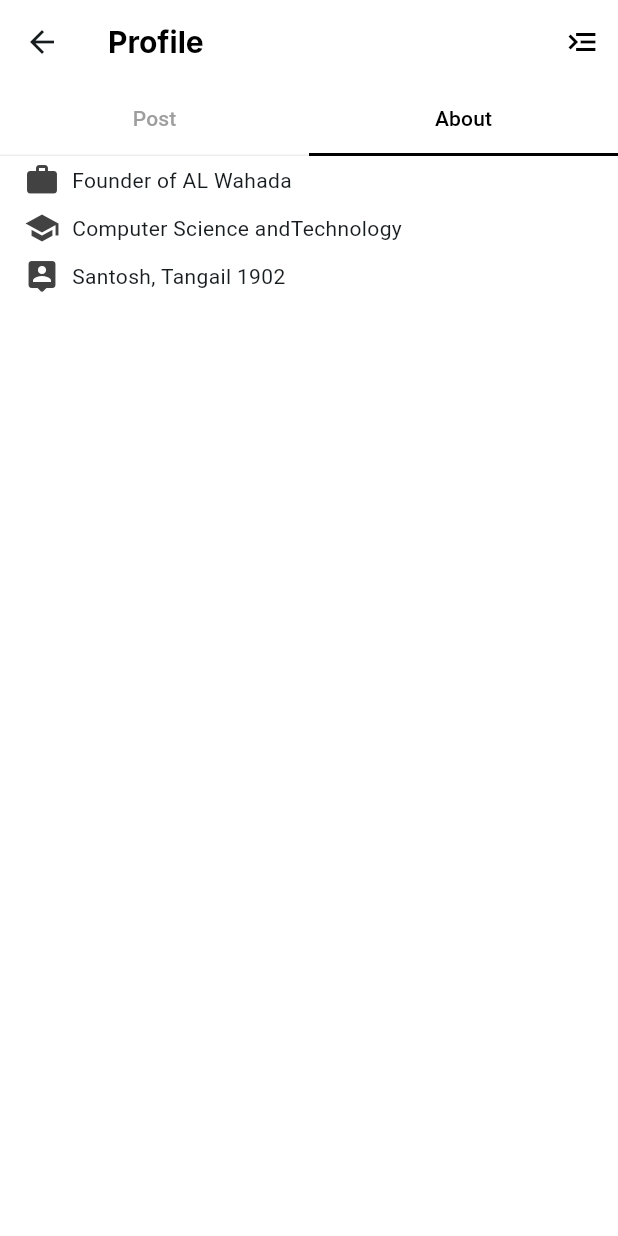
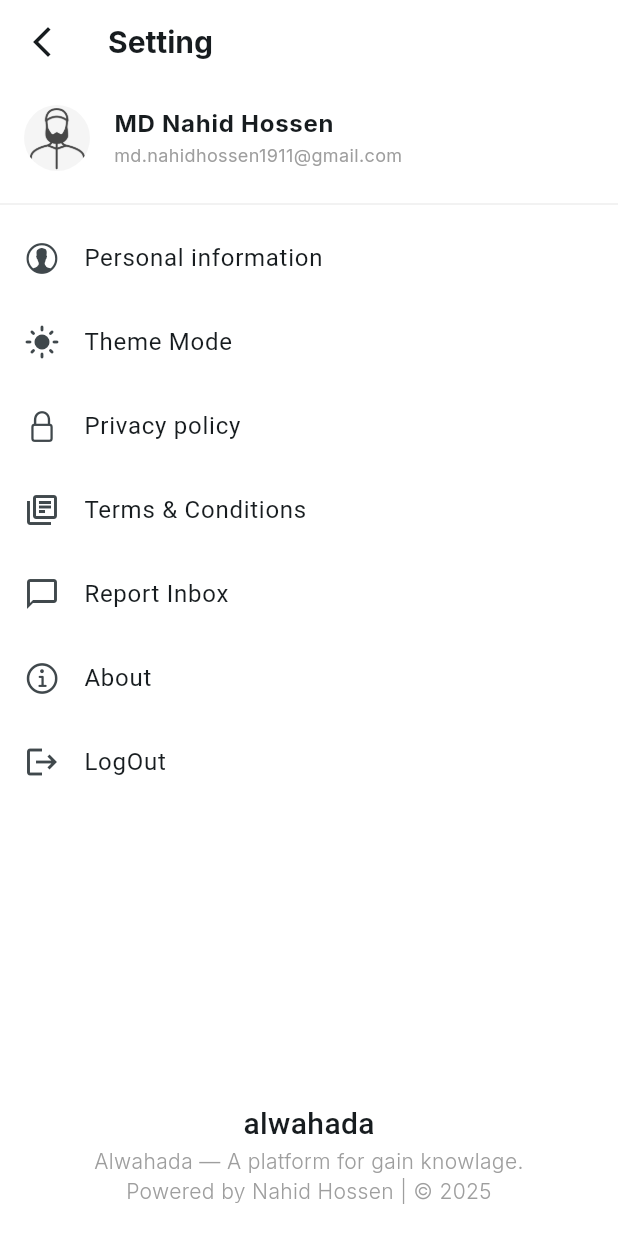
Before and after one commit to mdnahidhossen1911/Alwahada, a Flutter app: the ProfileScreen screen opened directly, tab 2 chosen, scrolled down 436 dp, after a tap on the "menu open" icon, on a phone screen of 412 x 824 dp. Run offline on Flutter 3.47's test engine with Material 3 defaults, Android fonts, the phone set to English and light mode, and no system bars; our stand-ins replace animated_text_kit, google_fonts; network calls fail; Roboto replaces fonts that are missing (Lily Script One).

Commit message:
add setting screen

```diff
--- a/lib/app/app_routes.dart
+++ b/lib/app/app_routes.dart
@@ -3,6 +3,7 @@ import 'package:alwahda/feature/auth/screens/splash_screen.dart';
 import 'package:alwahda/feature/common/screens/main_bottom_nav_screen.dart';
 import 'package:alwahda/feature/post/screens/new_post_screen.dart';
 import 'package:alwahda/feature/post/screens/post_details_screen.dart';
+import 'package:alwahda/feature/setting/screens/setting_screen.dart';
 import 'package:flutter/material.dart';
 
 class AppRoutes {
@@ -19,6 +20,8 @@ class AppRoutes {
     }else if (settings.name == PostDetailsScreen.name) {
       bool commentScrolling = settings.arguments as bool;
       screen =  PostDetailsScreen(commentScrolling: commentScrolling ,);
+    }else if (settings.name == SettingScreen.name) {
+      screen = const SettingScreen();
     }
     return MaterialPageRoute(
       builder: (context) {
--- a/lib/feature/profile/screens/profile_screen.dart
+++ b/lib/feature/profile/screens/profile_screen.dart
@@ -1,8 +1,6 @@
 import 'dart:math' as math;
-
-import 'package:alwahda/feature/search/screens/search_people_section.dart';
 import 'package:alwahda/feature/search/screens/search_post_section.dart';
-import 'package:flutter/cupertino.dart';
+import 'package:alwahda/feature/setting/screens/setting_screen.dart';
 import 'package:flutter/material.dart';
 import 'package:google_fonts/google_fonts.dart';
 
@@ -43,7 +41,9 @@ class _ProfileScreenState extends State<ProfileScreen>
         ),
         actions: [
           IconButton(
-            onPressed: () {},
+            onPressed: () {
+              Navigator.pushNamed(context, SettingScreen.name);
+            },
             icon: Transform.rotate(
                   angle: 180 * math.pi / 180,
                 child: const Icon(Icons.menu_open_sharp, color: Colors.black)),
@@ -68,7 +68,7 @@ class _ProfileScreenState extends State<ProfileScreen>
                 indicatorColor: Colors.black,
                 indicatorSize: TabBarIndicatorSize.tab,
                 dividerColor: Colors.grey.shade200,
-                overlayColor: MaterialStateProperty.all<Color>(
+                overlayColor: WidgetStateProperty.all<Color>(
                   Colors.transparent,
                 ),
                 labelColor: Colors.black,
--- /dev/null
+++ b/lib/feature/setting/screens/setting_screen.dart
@@ -0,0 +1,120 @@
+import 'package:alwahda/app/assets_path.dart';
+import 'package:flutter/cupertino.dart';
+import 'package:flutter/material.dart';
+import 'package:google_fonts/google_fonts.dart';
+
+class SettingScreen extends StatefulWidget {
+  const SettingScreen({super.key});
+
+  static String name = '/setting';
+
+  @override
+  State<SettingScreen> createState() => _SettingScreenState();
+}
+
+class _SettingScreenState extends State<SettingScreen> {
+  @override
+  Widget build(BuildContext context) {
+    return Scaffold(
+      appBar: AppBar(
+        leading: IconButton(
+          onPressed: () {
+            Navigator.pop(context);
+          },
+          icon: Icon(Icons.arrow_back_ios_new_outlined),
+        ),
+        forceMaterialTransparency: true,
+        title: Row(
+          children: [
+            Expanded(
+              child: Text(
+                'Setting',
+                style: GoogleFonts.getFont(
+                  'Inter',
+                  fontSize: 20,
+                  fontWeight: FontWeight.bold,
+                ),
+              ),
+            ),
+            SizedBox(width: 24),
+          ],
+        ),
+      ),
+      body: SafeArea(
+        child: Column(
+          children: [
+            ListTile(
+              leading: CircleAvatar(
+                radius: 22,
+                backgroundColor: Colors.grey.shade100,
+                backgroundImage: AssetImage(AssetsPath.manAvater),
+              ),
+              title: Text(
+                'MD Nahid Hossen',
+                style: GoogleFonts.getFont(
+                  'Inter',
+                  fontSize: 16,
+                  fontWeight: FontWeight.w700,
+                ),
+              ),
+              subtitle: Text(
+                'md.nahidhossen1911@gmail.com',
+                style: GoogleFonts.getFont(
+                  'Inter',
+                  fontSize: 12,
+                  fontWeight: FontWeight.w400,
+                  color: Colors.grey,
+                ),
+              ),
+            ),
+            Divider(color: Colors.grey.shade200),
+            ListTile(
+              leading: Icon(CupertinoIcons.person_alt_circle),
+              title: Text('Personal information'),
+            ),
+            ListTile(
+              leading: Icon(Icons.light_mode),
+              title: Text('Theme Mode'),
+            ),
+            ListTile(
+              leading: Icon(CupertinoIcons.lock),
+              title: Text('Privacy policy'),
+            ),
+            ListTile(
+              leading: Icon(Icons.library_books_outlined),
+              title: Text('Terms & Conditions'),
+            ),
+            ListTile(
+              leading: Icon(Icons.messenger_outline),
+              title: Text('Report Inbox'),
+            ),
+            ListTile(leading: Icon(CupertinoIcons.info), title: Text('About')),
+            ListTile(leading: Icon(Icons.logout), title: Text('LogOut')),
+            Spacer(),
+            Text(
+              'alwahada',
+              style: GoogleFonts.getFont(
+                'Lily Script One',
+                fontSize: 20,
+                fontWeight: FontWeight.w500,
+              ),
+            ),
+            Text(
+              '''
+Alwahada — A platform for gain knowlage.
+Powered by Nahid Hossen | © 2025
+              ''',
+              textAlign: TextAlign.center,
+              style: GoogleFonts.getFont(
+                'Inter',
+                fontSize: 14,
+                fontWeight: FontWeight.w300,
+                color: Colors.grey,
+              ),
+            ),
+          ],
+        ),
+      ),
+    );
+  }
+}
```
